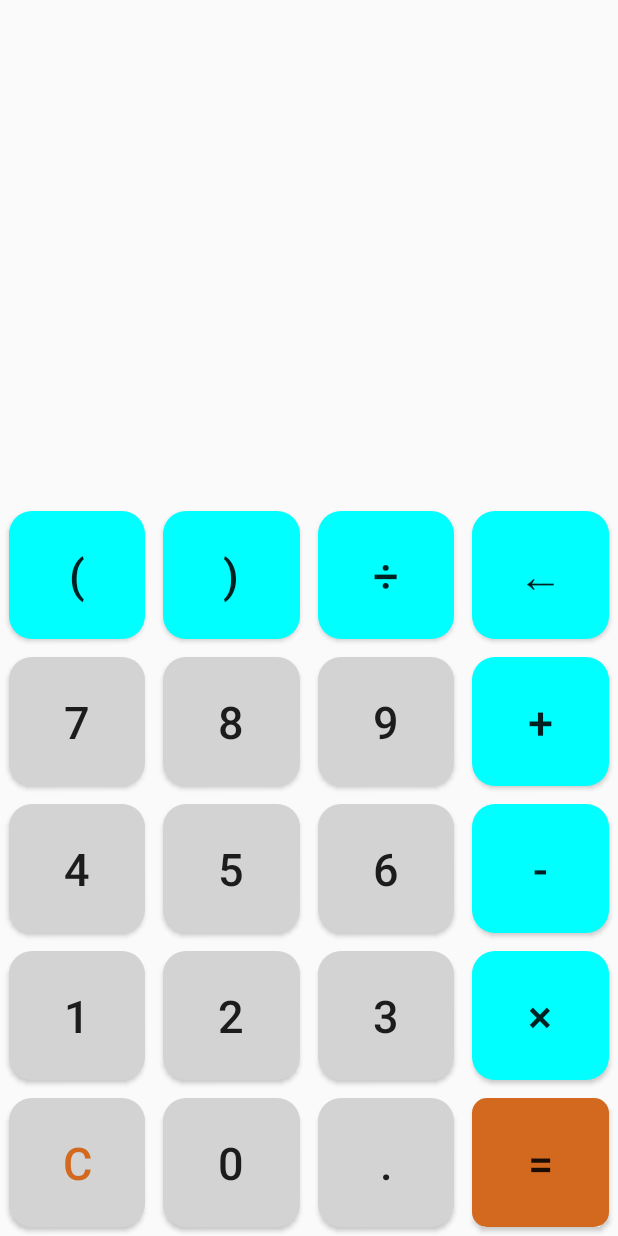
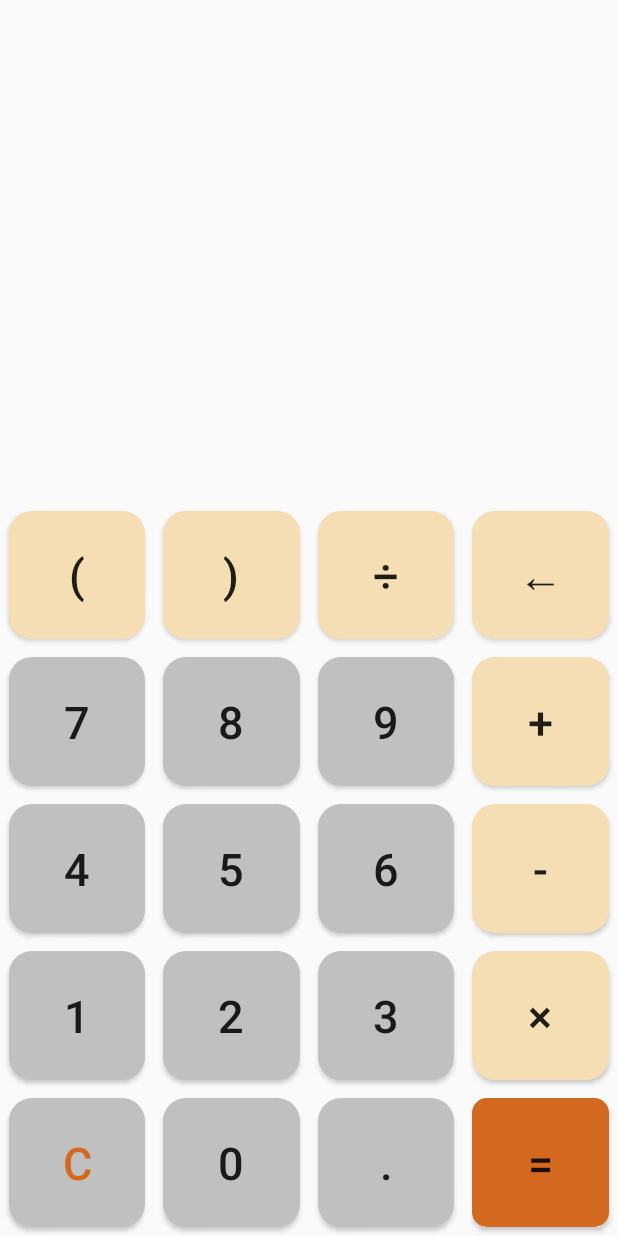
Before and after one commit to colonel-dot/Calculater, an Android app: the screen it shows after launch (MainActivity), on a phone screen of 412 x 824 dp. Run offline under Robolectric (Android 15) with nearby library versions, the phone set to English and light mode, and no system bars.

Commit message:
优化了按钮设置了按下去的效果

```diff
--- a/app/src/main/java/com/example/makecalculater/MainActivity.java
+++ b/app/src/main/java/com/example/makecalculater/MainActivity.java
@@ -196,8 +196,8 @@ public class MainActivity extends AppCompatActivity implements View.OnClickListe
             return;
         }
         char lastChar = infixSb.charAt(infixSb.length() - 1);
-        if(isOperator(infixSb.charAt(infixSb.length() - 1))) {
-            while(infixSb.length() > 0 && isOperator(infixSb.charAt(infixSb.length() - 1))) {
+        if(isOperator(lastChar) || lastChar == '(') {
+            while(infixSb.length() > 0 && (isOperator(infixSb.charAt(infixSb.length() - 1)) || infixSb.charAt(infixSb.length() - 1) == '(')) {
                 infixSb.deleteCharAt(infixSb.length() - 1);
             }
         }
@@ -305,6 +305,7 @@ public class MainActivity extends AppCompatActivity implements View.OnClickListe
             tv.setText("");
             resultTv.setText("");
             infixSb = new StringBuilder();
+            return;
         }
         else {
             tv.setText(s.substring(0, s.length() - 1));
--- a/app/src/main/res/drawable/my_shape.xml
+++ /dev/null
@@ -1,7 +0,0 @@
-<?xml version="1.0" encoding="utf-8"?>
-<shape xmlns:android="http://schemas.android.com/apk/res/android"
-    android:shape="rectangle">
-    <solid android:color="@color/light_gray"/>
-    <corners android:radius="15dp"/>
-
-</shape>
--- /dev/null
+++ b/app/src/main/res/drawable/num_btn_color.xml
@@ -0,0 +1,15 @@
+<?xml version="1.0" encoding="utf-8"?>
+<selector xmlns:android="http://schemas.android.com/apk/res/android">
+    <item  android:state_pressed="true">
+        <shape android:shape="rectangle">
+            <corners android:radius="15dp"/>
+            <solid android:color="@color/dimgray"/>
+        </shape>
+    </item>
+    <item  android:state_pressed="false">
+        <shape android:shape="rectangle">
+            <corners android:radius="15dp"/>
+            <solid android:color="@color/silver"/>
+        </shape>
+    </item>
+</selector>
--- /dev/null
+++ b/app/src/main/res/drawable/operater_btn_color.xml
@@ -0,0 +1,15 @@
+<?xml version="1.0" encoding="utf-8"?>
+<selector xmlns:android="http://schemas.android.com/apk/res/android">
+    <item android:state_pressed="true">
+        <shape android:shape="rectangle">
+            <corners android:radius="15dp"/>
+            <solid android:color="@color/wood"/>
+        </shape>
+    </item>
+    <item android:state_pressed="false">
+        <shape android:shape="rectangle">
+            <corners android:radius="15dp"/>
+            <solid android:color="@color/wheat"/>
+        </shape>
+    </item>
+</selector>
--- a/app/src/main/res/drawable/operater_shape.xml
+++ /dev/null
@@ -1,7 +0,0 @@
-<?xml version="1.0" encoding="utf-8"?>
-<shape xmlns:android="http://schemas.android.com/apk/res/android"
-    android:shape="rectangle">
-    <corners android:radius="15dp"/>
-    <solid android:color="@color/cyan"/>
-
-</shape>
--- a/app/src/main/res/layout/activity_main.xml
+++ b/app/src/main/res/layout/activity_main.xml
@@ -44,7 +44,7 @@
         android:layout_columnWeight="1"
         android:layout_rowWeight="1"
         android:layout_margin="6dp"
-        android:background="@drawable/operater_shape" />
+        android:background="@drawable/operater_btn_color"/>
 
     <Button
         android:id="@+id/btright"
@@ -57,7 +57,7 @@
         android:layout_height="0dp"
         android:layout_rowWeight="1"
         android:layout_margin="6dp"
-        android:background="@drawable/operater_shape"/>
+        android:background="@drawable/operater_btn_color"/>
     <Button
         android:id="@+id/btdiv"
         android:layout_width="0dp"
@@ -68,7 +68,7 @@
         android:layout_column="2"
         android:layout_columnWeight="1"
         android:layout_margin="6dp"
-        android:background="@drawable/operater_shape"
+        android:background="@drawable/operater_btn_color"
         android:text="÷"
         android:textSize="30sp" />
 
@@ -82,7 +82,7 @@
         android:layout_column="3"
         android:layout_columnWeight="1"
         android:layout_margin="6dp"
-        android:background="@drawable/operater_shape"
+        android:background="@drawable/operater_btn_color"
         android:text="×"
         android:textSize="30sp" />
 
@@ -98,7 +98,7 @@
         android:layout_height="0dp"
         android:layout_rowWeight="1"
         android:layout_margin="6dp"
-        android:background="@drawable/operater_shape"
+        android:background="@drawable/operater_btn_color"
         />
     <Button
         android:id="@+id/bt7"
@@ -111,7 +111,7 @@
         android:layout_height="0dp"
         android:layout_rowWeight="1"
         android:layout_margin="6dp"
-        android:background="@drawable/my_shape"
+        android:background="@drawable/num_btn_color"
         />
     <Button
         android:id="@+id/bt8"
@@ -124,7 +124,7 @@
         android:layout_height="0dp"
         android:layout_rowWeight="1"
         android:layout_margin="6dp"
-        android:background="@drawable/my_shape"
+        android:background="@drawable/num_btn_color"
 
         />
     <Button
@@ -138,7 +138,7 @@
         android:layout_height="0dp"
         android:layout_rowWeight="1"
         android:layout_margin="6dp"
-        android:background="@drawable/my_shape"
+        android:background="@drawable/num_btn_color"
         />
 
     <Button
@@ -150,7 +150,7 @@
         android:layout_column="3"
         android:layout_columnWeight="1"
         android:layout_margin="6dp"
-        android:background="@drawable/operater_shape"
+        android:background="@drawable/operater_btn_color"
         android:text="-"
         android:textSize="30sp" />
 
@@ -166,7 +166,7 @@
         android:layout_height="0dp"
         android:layout_rowWeight="1"
         android:layout_margin="6dp"
-        android:background="@drawable/my_shape"
+        android:background="@drawable/num_btn_color"
         />
     <Button
         android:id="@+id/bt5"
@@ -179,7 +179,7 @@
         android:layout_height="0dp"
         android:layout_rowWeight="1"
         android:layout_margin="6dp"
-        android:background="@drawable/my_shape"
+        android:background="@drawable/num_btn_color"
 
         />
     <Button
@@ -194,7 +194,7 @@
         android:layout_height="0dp"
         android:layout_rowWeight="1"
         android:layout_margin="6dp"
-        android:background="@drawable/my_shape"
+        android:background="@drawable/num_btn_color"
 
         />
 
@@ -208,7 +208,7 @@
         android:layout_column="3"
         android:layout_columnWeight="1"
         android:layout_margin="6dp"
-        android:background="@drawable/operater_shape"
+        android:background="@drawable/operater_btn_color"
         android:text="+"
         android:textSize="30sp" />
 
@@ -222,7 +222,7 @@
         android:layout_columnWeight="1"
         android:layout_height="0dp"
         android:layout_rowWeight="1"
-        android:background="@drawable/my_shape"
+        android:background="@drawable/num_btn_color"
         android:layout_margin="6dp"
         />
     <Button
@@ -236,7 +236,7 @@
         android:layout_columnWeight="1"
         android:layout_height="0dp"
         android:layout_rowWeight="1"
-        android:background="@drawable/my_shape"
+        android:background="@drawable/num_btn_color"
         android:layout_margin="6dp"/>
     <Button
         android:id="@+id/bt3"
@@ -250,7 +250,7 @@
         android:layout_height="0dp"
         android:layout_rowWeight="1"
         android:layout_margin="6dp"
-        android:background="@drawable/my_shape"
+        android:background="@drawable/num_btn_color"
 
         />
     <Button
@@ -264,7 +264,7 @@
         android:layout_height="0dp"
         android:layout_rowWeight="1"
         android:layout_margin="6dp"
-        android:background="@drawable/operater_shape"
+        android:background="@drawable/operater_btn_color"
         />
     <Button
         android:id="@+id/btc"
@@ -278,7 +278,7 @@
         android:layout_height="0dp"
         android:layout_rowWeight="1"
         android:layout_margin="6dp"
-        android:background="@drawable/my_shape"
+        android:background="@drawable/num_btn_color"
         />
     <Button
         android:id="@+id/bt0"
@@ -292,7 +292,7 @@
         android:layout_height="0dp"
         android:layout_rowWeight="1"
         android:layout_margin="6dp"
-        android:background="@drawable/my_shape"
+        android:background="@drawable/num_btn_color"
 
         />
     <Button
@@ -307,7 +307,7 @@
         android:layout_height="0dp"
         android:layout_rowWeight="1"
         android:layout_margin="6dp"
-        android:background="@drawable/my_shape"
+        android:background="@drawable/num_btn_color"
 
         />
 
--- a/app/src/main/res/values/colors.xml
+++ b/app/src/main/res/values/colors.xml
@@ -4,8 +4,14 @@
     <color name="white">#FFFFFFFF</color>
     <color name="chocolate">#D2691E</color>
     <color name="cyan">#00FFFF</color>
+    <color name="blue">#0000FF</color>
+    <color name="MediumBlue">#0000CD</color>
+    <color name="silver">#C0C0C0</color>
     <color name="gray">#808080</color>
+    <color name="dimgray">#696969</color>
     <color name="light_gray">#D3D3D3</color>
     <color name="dark_gray">#A9A9A9</color>
     <color name="orange">#FFA500</color>
+    <color name="wheat">#F5DEB3</color>
+    <color name="wood">#DEB887</color>
 </resources>
```
